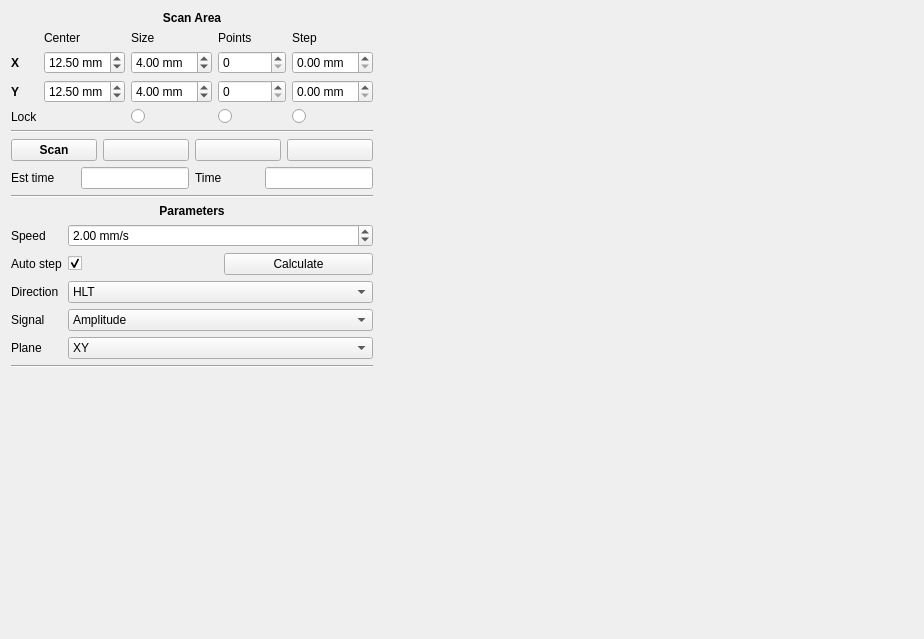
First picture: the form in modules/gui/designer/map_measure_widget.ui, repository Kaldarinz/PA-RSCF-22-72-00015-, before the edit.
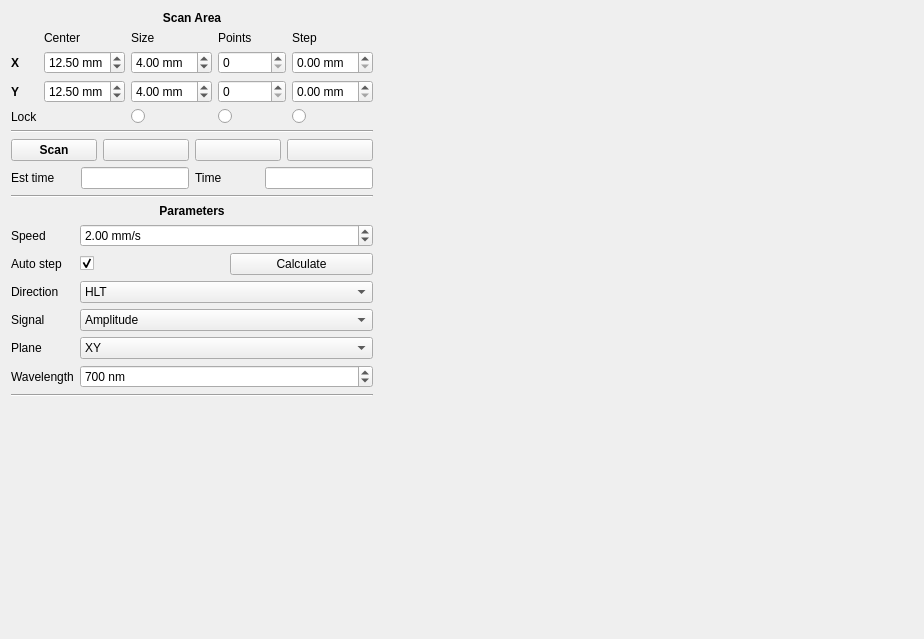
Second picture: the form after the edit. Icons and pictures are not drawn. Custom widgets are drawn as their Qt base class.

What changed in the file:
```diff
--- a/modules/gui/designer/map_measure_widget.ui
+++ b/modules/gui/designer/map_measure_widget.ui
@@ -667,6 +667,35 @@
          </item>
         </widget>
        </item>
+       <item row="5" column="0">
+        <widget class="QLabel" name="lbl_wl">
+         <property name="text">
+          <string>Wavelength</string>
+         </property>
+        </widget>
+       </item>
+       <item row="5" column="1">
+        <widget class="QuantSpinBox" name="sb_wl">
+         <property name="suffix">
+          <string> nm</string>
+         </property>
+         <property name="decimals">
+          <number>0</number>
+         </property>
+         <property name="minimum">
+          <double>200.000000000000000</double>
+         </property>
+         <property name="maximum">
+          <double>2000.000000000000000</double>
+         </property>
+         <property name="singleStep">
+          <double>10.000000000000000</double>
+         </property>
+         <property name="value">
+          <double>700.000000000000000</double>
+         </property>
+        </widget>
+       </item>
       </layout>
      </item>
      <item>
```
